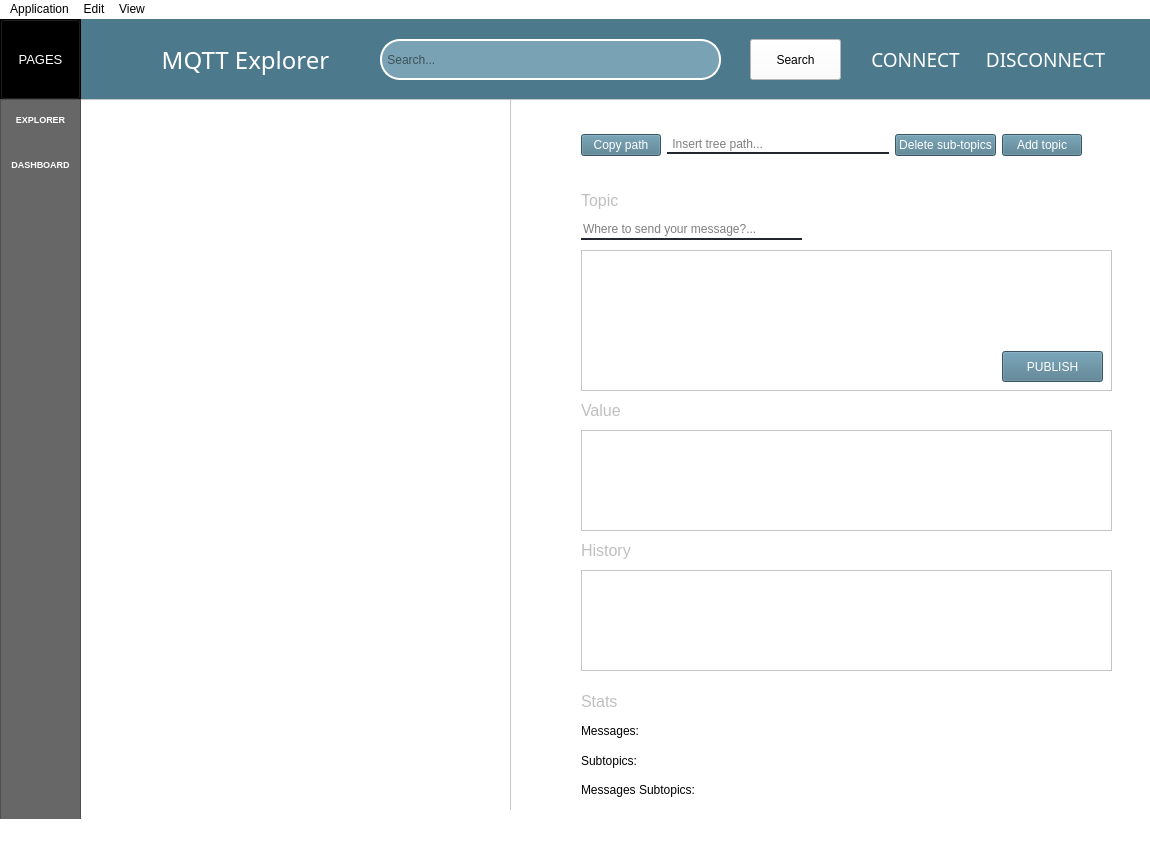
Above: src/gui/mainwindow.ui from Sekky61/MQTT-monitor before the change. Below: the same form after it.
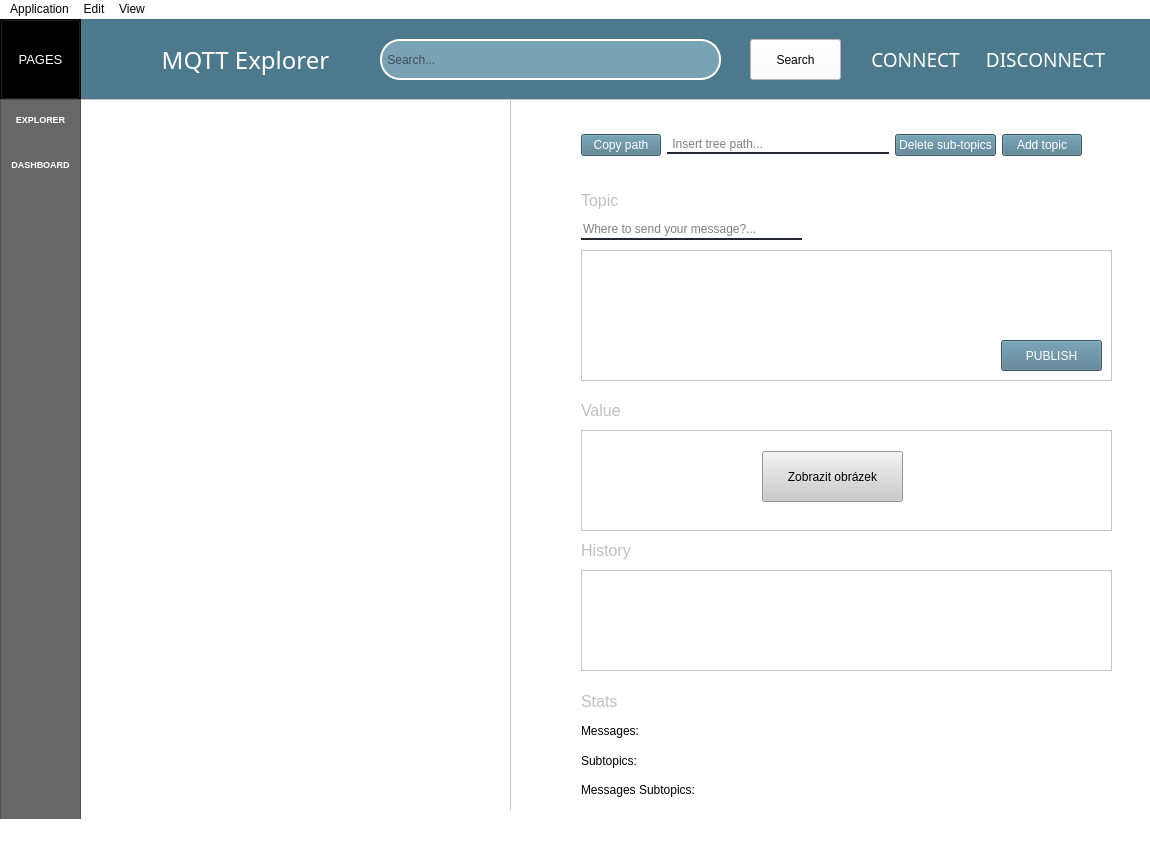
That is the form after the change.

The edit to the form file:
```diff
--- a/src/gui/mainwindow.ui
+++ b/src/gui/mainwindow.ui
@@ -363,58 +363,6 @@
          <string>Value</string>
         </property>
        </widget>
-       <widget class="QScrollArea" name="scrollArea_2">
-        <property name="geometry">
-         <rect>
-          <x>70</x>
-          <y>150</y>
-          <width>531</width>
-          <height>141</height>
-         </rect>
-        </property>
-        <property name="widgetResizable">
-         <bool>true</bool>
-        </property>
-        <widget class="QWidget" name="scrollAreaWidgetContents_3">
-         <property name="geometry">
-          <rect>
-           <x>0</x>
-           <y>0</y>
-           <width>529</width>
-           <height>139</height>
-          </rect>
-         </property>
-         <widget class="QPushButton" name="publish_button">
-          <property name="geometry">
-           <rect>
-            <x>420</x>
-            <y>100</y>
-            <width>101</width>
-            <height>31</height>
-           </rect>
-          </property>
-          <property name="styleSheet">
-           <string notr="true">color: rgb(255, 255, 255);
-background-color: rgb(77, 121, 140);</string>
-          </property>
-          <property name="text">
-           <string>PUBLISH</string>
-          </property>
-         </widget>
-         <widget class="QTextEdit" name="textEdit">
-          <property name="geometry">
-           <rect>
-            <x>-10</x>
-            <y>-10</y>
-            <width>541</width>
-            <height>151</height>
-           </rect>
-          </property>
-         </widget>
-         <zorder>textEdit</zorder>
-         <zorder>publish_button</zorder>
-        </widget>
-       </widget>
        <widget class="QScrollArea" name="scrollArea_3">
         <property name="geometry">
          <rect>
@@ -436,16 +384,47 @@
            <height>99</height>
           </rect>
          </property>
-         <widget class="QGraphicsView" name="graphicsView">
+         <widget class="QPushButton" name="img_msg">
+          <property name="enabled">
+           <bool>true</bool>
+          </property>
           <property name="geometry">
            <rect>
-            <x>-10</x>
-            <y>-10</y>
-            <width>561</width>
-            <height>111</height>
+            <x>180</x>
+            <y>20</y>
+            <width>141</width>
+            <height>51</height>
            </rect>
           </property>
+          <property name="styleSheet">
+           <string notr="true">background-color: rgb(203, 203, 203);</string>
+          </property>
+          <property name="text">
+           <string>Zobrazit obrázek</string>
+          </property>
          </widget>
+         <widget class="QPlainTextEdit" name="value_text">
+          <property name="geometry">
+           <rect>
+            <x>0</x>
+            <y>0</y>
+            <width>531</width>
+            <height>101</height>
+           </rect>
+          </property>
+          <property name="styleSheet">
+           <string notr="true">QPlainTextEdit{
+border: 2px solid rgb(37,39,48);
+border-left:none;
+border-right:none;
+border-top:none;
+border-bottom:none;
+border-radius: 20px;
+}</string>
+          </property>
+         </widget>
+         <zorder>value_text</zorder>
+         <zorder>img_msg</zorder>
         </widget>
        </widget>
        <widget class="QLabel" name="value_label_3">
@@ -502,6 +481,33 @@
          </widget>
         </widget>
        </widget>
+       <widget class="QTextEdit" name="textEdit">
+        <property name="geometry">
+         <rect>
+          <x>70</x>
+          <y>150</y>
+          <width>531</width>
+          <height>131</height>
+         </rect>
+        </property>
+       </widget>
+       <widget class="QPushButton" name="publish_button">
+        <property name="geometry">
+         <rect>
+          <x>490</x>
+          <y>240</y>
+          <width>101</width>
+          <height>31</height>
+         </rect>
+        </property>
+        <property name="styleSheet">
+         <string notr="true">color: rgb(255, 255, 255);
+background-color: rgb(77, 121, 140);</string>
+        </property>
+        <property name="text">
+         <string>PUBLISH</string>
+        </property>
+       </widget>
       </widget>
      </widget>
      <widget class="QTreeView" name="treeView">
```
